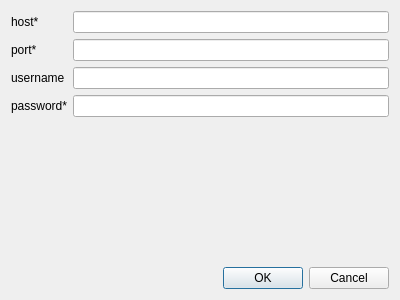
john9405/tkredis, file conn.ui: the form before one commit.
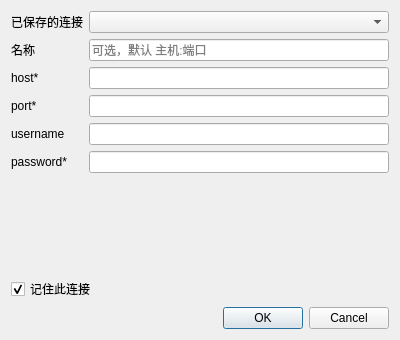
The form after the commit.

Commit message: 增加连接管理

The edit to the form file:
```diff
--- a/conn.ui
+++ b/conn.ui
@@ -7,7 +7,7 @@
     <x>0</x>
     <y>0</y>
     <width>400</width>
-    <height>300</height>
+    <height>340</height>
    </rect>
   </property>
   <property name="windowTitle">
@@ -17,47 +17,81 @@
    <item>
     <layout class="QFormLayout" name="formLayout">
      <item row="0" column="0">
+      <widget class="QLabel" name="label_5">
+       <property name="text">
+        <string>已保存的连接</string>
+       </property>
+      </widget>
+     </item>
+     <item row="0" column="1">
+      <widget class="QComboBox" name="saved"/>
+     </item>
+     <item row="1" column="0">
+      <widget class="QLabel" name="label_6">
+       <property name="text">
+        <string>名称</string>
+       </property>
+      </widget>
+     </item>
+     <item row="1" column="1">
+      <widget class="QLineEdit" name="name">
+       <property name="placeholderText">
+        <string>可选，默认 主机:端口</string>
+       </property>
+      </widget>
+     </item>
+     <item row="2" column="0">
       <widget class="QLabel" name="label">
        <property name="text">
         <string>host*</string>
        </property>
       </widget>
      </item>
-     <item row="1" column="0">
+     <item row="2" column="1">
+      <widget class="QLineEdit" name="host"/>
+     </item>
+     <item row="3" column="0">
       <widget class="QLabel" name="label_2">
        <property name="text">
         <string>port*</string>
        </property>
       </widget>
      </item>
-     <item row="2" column="0">
+     <item row="3" column="1">
+      <widget class="QLineEdit" name="port"/>
+     </item>
+     <item row="4" column="0">
       <widget class="QLabel" name="label_3">
        <property name="text">
         <string>username</string>
        </property>
       </widget>
      </item>
-     <item row="3" column="0">
+     <item row="4" column="1">
+      <widget class="QLineEdit" name="username"/>
+     </item>
+     <item row="5" column="0">
       <widget class="QLabel" name="label_4">
        <property name="text">
         <string>password*</string>
        </property>
       </widget>
      </item>
-     <item row="0" column="1">
-      <widget class="QLineEdit" name="host"/>
-     </item>
-     <item row="1" column="1">
-      <widget class="QLineEdit" name="port"/>
-     </item>
-     <item row="2" column="1">
-      <widget class="QLineEdit" name="username"/>
-     </item>
-     <item row="3" column="1">
+     <item row="5" column="1">
       <widget class="QLineEdit" name="password"/>
      </item>
     </layout>
    </item>
+   <item>
+    <widget class="QCheckBox" name="remember">
+     <property name="text">
+      <string>记住此连接</string>
+     </property>
+     <property name="checked">
+      <bool>true</bool>
+     </property>
+    </widget>
+   </item>
    <item>
     <widget class="QDialogButtonBox" name="buttonBox">
      <property name="orientation">
```
Left out of the diff: 4 changed lines with no effect on the pictures. The commit also changes 9 other files.
